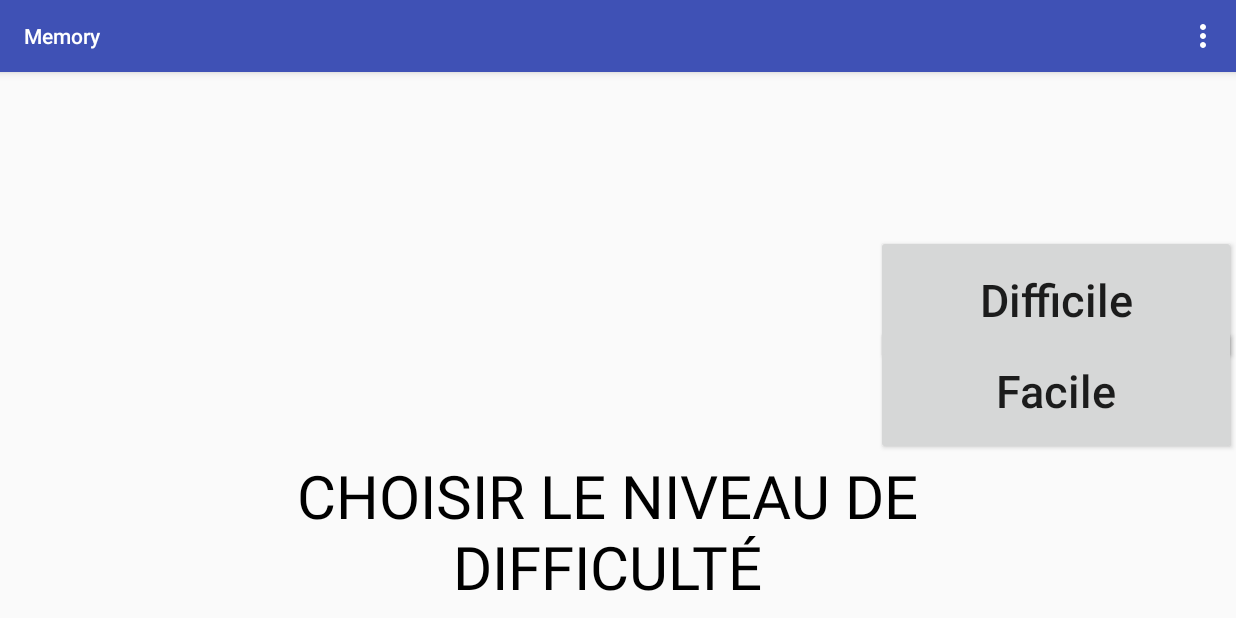
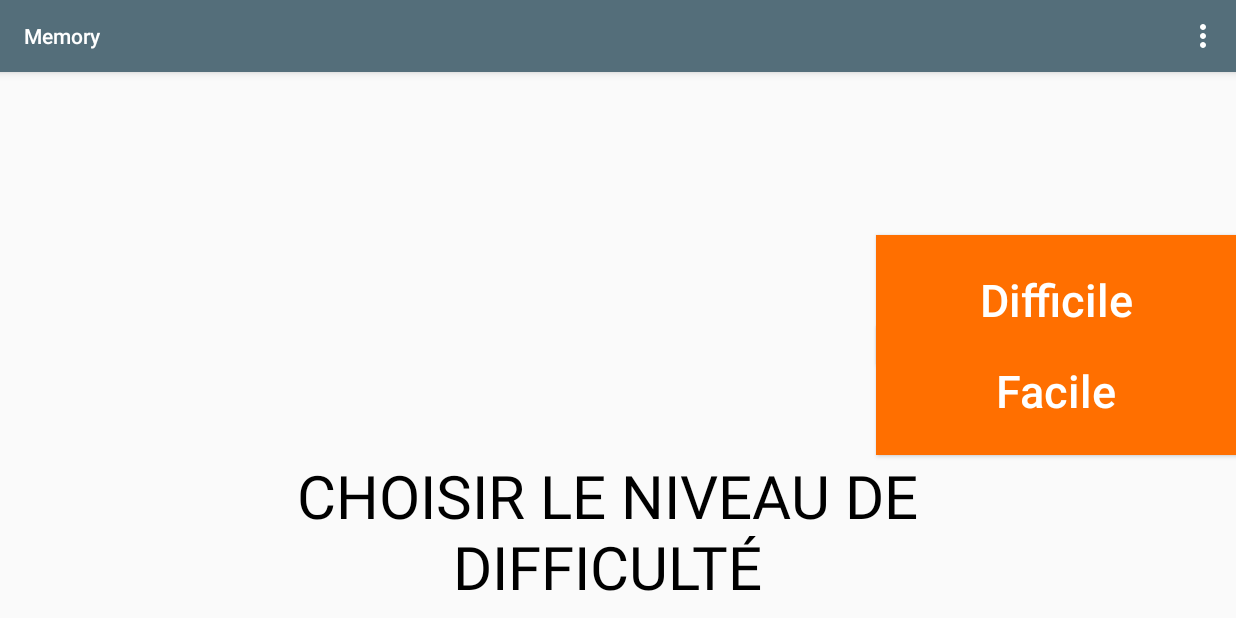
Before and after one commit to TiiTus/Memory, an Android app: the screen it shows after launch (MainActivity), on a phone screen of 824 x 412 dp (held sideways). Run offline under Robolectric (Android 15) with nearby library versions, the light colour scheme and no system bars.

Commit message:
code improvement and app theme thinking

```diff
--- a/app/src/main/java/com/memory/adrhm/memory/CardListViewHolder.java
+++ b/app/src/main/java/com/memory/adrhm/memory/CardListViewHolder.java
@@ -28,7 +28,7 @@ public class CardListViewHolder extends RecyclerView.ViewHolder{
             @Override public void onClick(View v) {
                 Intent i = new Intent(itemView.getContext(), GameActivity.class);
                 i.addFlags(Intent.FLAG_ACTIVITY_CLEAR_TOP | Intent.FLAG_ACTIVITY_SINGLE_TOP);
-                // envoi du titre de la carte
+                // récupération du titre de la carte
                 value = (String) text.getText();
                 itemView.getContext().startActivity(i);
             }
--- a/app/src/main/java/com/memory/adrhm/memory/SelectGameActivity.java
+++ b/app/src/main/java/com/memory/adrhm/memory/SelectGameActivity.java
@@ -32,7 +32,7 @@ public class SelectGameActivity extends AppCompatActivity {
         setTitle(getIntent().getStringExtra("level"));
         titleLevel = getIntent().getStringExtra("level");
 
-        if (getIntent().getStringExtra("level").equals("Facile")) {
+        if (titleLevel.equals("Facile")) {
 
             initializeEasyList();
 
@@ -41,7 +41,7 @@ public class SelectGameActivity extends AppCompatActivity {
             recyclerView.setLayoutManager(new GridLayoutManager(this, 2));
             recyclerView.setAdapter(new CardListAdapter(easyList));
         }
-        else if (getIntent().getStringExtra("level").equals("Moyen")) {
+        else if (titleLevel.equals("Moyen")) {
 
             initializeMediumList();
 
@@ -81,6 +81,7 @@ public class SelectGameActivity extends AppCompatActivity {
         hardList.add(new CardList("Personnages", R.drawable.santa_claus));
         hardList.add(new CardList("Animaux", R.drawable.boar));
         hardList.add(new CardList("Drapeaux", R.drawable.france));
+        hardList.add(new CardList("Visages noir&blanc", R.drawable.fille_4_bw));
     }
 
     public static String getTitleLevel() {
--- a/app/src/main/res/layout/activity_credits.xml
+++ b/app/src/main/res/layout/activity_credits.xml
@@ -24,7 +24,7 @@
         android:layout_below="@+id/titleCredits"
         android:layout_marginTop="20dp"
         android:layout_marginBottom="20dp"
-        android:background="@android:color/black"/>
+        android:background="@color/colorAccent"/>
 
     <TextView
         android:id="@+id/imagesCredits"
--- a/app/src/main/res/layout/activity_main.xml
+++ b/app/src/main/res/layout/activity_main.xml
@@ -13,68 +13,84 @@
         android:layout_height="117dp"
         android:layout_marginStart="177dp"
         android:layout_marginTop="255dp"
-        android:fontFamily="sans-serif"
-        android:text="@string/choose_level"
-        android:textAlignment="center"
-        android:textAllCaps="true"
-        android:textColor="@android:color/background_dark"
-        android:textSize="40sp"
-        android:typeface="normal"
         app:layout_constraintLeft_toLeftOf="parent"
         app:layout_constraintTop_toTopOf="parent"
         tools:layout_constraintLeft_creator="1"
-        tools:layout_constraintTop_creator="1" />
+        tools:layout_constraintTop_creator="1"
+        android:fontFamily="sans-serif"
+        android:text="@string/choose_level"
+        android:textSize="40sp"
+        android:textAllCaps="true"
+        android:typeface="normal"
+        android:textAlignment="center"
+        android:textColor="@android:color/black" />
 
     <Button
         android:id="@+id/easyButton"
         android:layout_width="240dp"
         android:layout_height="86dp"
+        android:layout_marginEnd="0dp"
+        android:layout_marginStart="8dp"
         android:layout_marginTop="169dp"
-        android:text="@string/easy_button"
-        android:textAllCaps="false"
-        android:textIsSelectable="false"
-        android:textSize="30sp"
+        app:layout_constraintHorizontal_bias="1.0"
+        app:layout_constraintLeft_toRightOf="@+id/chooseLeveltextView"
         app:layout_constraintRight_toRightOf="parent"
         app:layout_constraintTop_toTopOf="parent"
         tools:layout_constraintRight_creator="1"
-        tools:layout_constraintTop_creator="1" />
+        tools:layout_constraintTop_creator="1"
+        android:text="@string/easy_button"
+        android:textSize="30sp"
+        android:textAllCaps="false"
+        android:textColor="@android:color/white"
+        android:background="@color/colorAccent" />
 
     <Button
         android:id="@+id/mediumButton"
         android:layout_width="240dp"
         android:layout_height="86dp"
-        android:text="@string/medium_button"
-        android:textAllCaps="false"
-        android:textSize="30sp"
+        android:layout_marginTop="89dp"
+        android:layout_marginBottom="89dp"
+        android:layout_marginEnd="0dp"
+        android:layout_marginStart="8dp"
+        app:layout_constraintHorizontal_bias="1.0"
         app:layout_constraintRight_toRightOf="parent"
+        app:layout_constraintTop_toBottomOf="@+id/easyButton"
+        app:layout_constraintBottom_toTopOf="@+id/hardButton"
+        app:layout_constraintVertical_bias="0.5"
+        app:layout_constraintLeft_toRightOf="@+id/chooseLeveltextView"
         tools:layout_constraintRight_creator="1"
         tools:layout_constraintTop_creator="1"
-        android:layout_marginTop="89dp"
-        app:layout_constraintTop_toBottomOf="@+id/easyButton"
-        android:layout_marginBottom="89dp"
-        app:layout_constraintBottom_toTopOf="@+id/hardButton" />
+        android:text="@string/medium_button"
+        android:textSize="30sp"
+        android:textAllCaps="false"
+        android:textColor="@android:color/white"
+        android:background="@color/colorAccent" />
 
     <Button
         android:id="@+id/hardButton"
         android:layout_width="240dp"
         android:layout_height="86dp"
-        android:text="@string/hard_button"
-        android:textAllCaps="false"
-        android:textSize="30sp"
+        android:layout_marginBottom="169dp"
+        android:layout_marginStart="8dp"
+        android:layout_marginEnd="0dp"
         app:layout_constraintRight_toRightOf="parent"
+        app:layout_constraintBottom_toBottomOf="parent"
+        app:layout_constraintLeft_toRightOf="@+id/chooseLeveltextView"
+        app:layout_constraintHorizontal_bias="1.0"
         tools:layout_constraintRight_creator="1"
         tools:layout_constraintTop_creator="1"
-        app:layout_constraintBottom_toBottomOf="parent"
-        android:layout_marginBottom="169dp" />
-
-
+        android:text="@string/hard_button"
+        android:textSize="30sp"
+        android:textAllCaps="false"
+        android:textColor="@android:color/white"
+        android:background="@color/colorAccent" />
 
     <android.support.constraint.Guideline
         android:layout_width="wrap_content"
         android:layout_height="wrap_content"
         android:id="@+id/guideline"
         app:layout_constraintGuide_begin="20dp"
-        android:orientation="vertical"
+        android:orientation="horizontal"
         tools:layout_editor_absoluteY="0dp"
         tools:layout_editor_absoluteX="20dp" />
 </android.support.constraint.ConstraintLayout>
--- a/app/src/main/res/layout/image_and_back.xml
+++ b/app/src/main/res/layout/image_and_back.xml
@@ -17,3 +17,5 @@
         android:background="@drawable/lights_night_dark_abstract"
         android:contentDescription="@string/desc_card_back" />
 </RelativeLayout>
+
+<!--  android:background="@drawable/lights_night_dark_abstract" -->
--- a/app/src/main/res/values/colors.xml
+++ b/app/src/main/res/values/colors.xml
@@ -1,9 +1,21 @@
 <?xml version="1.0" encoding="utf-8"?>
 <resources>
-    <color name="colorPrimary">#3F51B5</color>
-    <color name="colorPrimaryDark">#303F9F</color>
-    <color name="colorAccent">#FF4081</color>
+    <!-- theme violet
+    <color name="colorPrimary">#9b26af</color>
+    <color name="colorPrimaryDark">#691a99</color>
+    <color name="colorAccent">#d81b60</color>
+-->
+    <!-- theme rouge/rose
+    <color name="colorPrimary">#e91e63</color>
+    <color name="colorPrimaryDark">#b0003a</color>
+    <color name="colorAccent">#8e24aa</color>
+-->
+    <!-- theme gris/orange -->
+    <color name="colorPrimary">#546e7a</color>
+    <color name="colorPrimaryDark">#29434e</color>
+    <color name="colorAccent">#ff6f00</color>
 
     <color name="blue">#00abea</color>
     <color name="white">#ffffff</color>
+    <color name="black">#000000</color>
 </resources>
```
Also changed, not shown: app/src/main/java/com/memory/adrhm/memory/CardGame.java (+0 -66 lines), app/src/main/java/com/memory/adrhm/memory/CardGameAdapter.java (+40 -3 lines), app/src/main/java/com/memory/adrhm/memory/Game.java (+40 -5 lines), app/src/main/java/com/memory/adrhm/memory/GameActivity.java (+13 -51 lines), app/src/main/res/layout/grid_categorie_layout.xml (+5 -5 lines).
